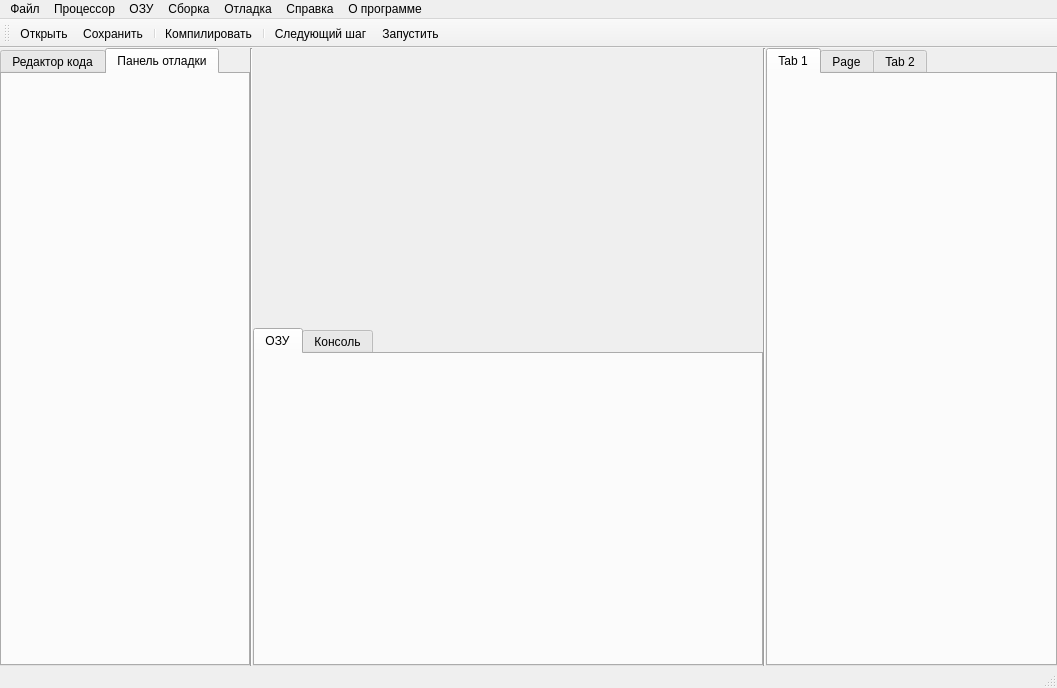
Before: the Qt Designer form mainwindow.ui in Buvaluy/VirtualMachine, drawn with Qt 5.
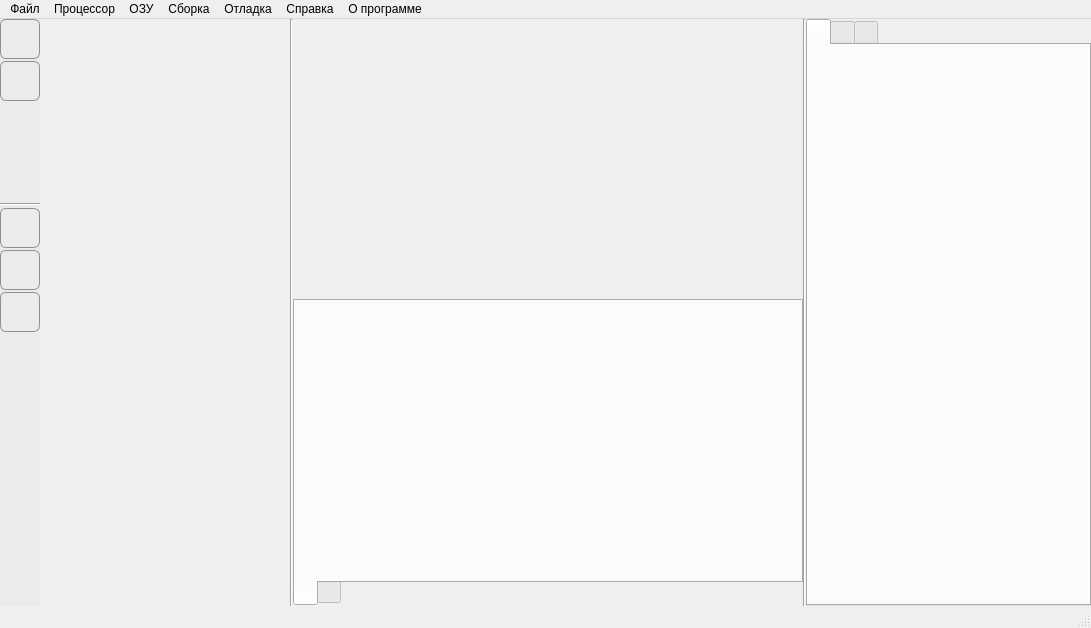
After: the same form once the commit is applied. The open tabs and pages were chosen to show the change. Icons and pictures are not drawn.

Commit message: Added new chaked for compile.

```diff
--- a/mainwindow.ui
+++ b/mainwindow.ui
@@ -6,8 +6,8 @@
    <rect>
     <x>0</x>
     <y>0</y>
-    <width>1057</width>
-    <height>688</height>
+    <width>1091</width>
+    <height>628</height>
    </rect>
   </property>
   <property name="windowTitle">
@@ -41,7 +41,353 @@
      <number>0</number>
     </property>
     <item>
-     <widget class="QTabWidget" name="tabWidget">
+     <widget class="QWidget" name="widget_3" native="true">
+      <property name="minimumSize">
+       <size>
+        <width>40</width>
+        <height>0</height>
+       </size>
+      </property>
+      <property name="maximumSize">
+       <size>
+        <width>40</width>
+        <height>16777215</height>
+       </size>
+      </property>
+      <property name="styleSheet">
+       <string notr="true">QWidget {
+	
+	background-color: rgb(235, 235, 235);
+}</string>
+      </property>
+      <layout class="QVBoxLayout" name="verticalLayout_9">
+       <property name="spacing">
+        <number>2</number>
+       </property>
+       <property name="leftMargin">
+        <number>0</number>
+       </property>
+       <property name="topMargin">
+        <number>0</number>
+       </property>
+       <property name="rightMargin">
+        <number>0</number>
+       </property>
+       <property name="bottomMargin">
+        <number>0</number>
+       </property>
+       <item>
+        <widget class="QPushButton" name="btnCode">
+         <property name="minimumSize">
+          <size>
+           <width>40</width>
+           <height>40</height>
+          </size>
+         </property>
+         <property name="maximumSize">
+          <size>
+           <width>40</width>
+           <height>40</height>
+          </size>
+         </property>
+         <property name="toolTip">
+          <string>Редактор кода</string>
+         </property>
+         <property name="styleSheet">
+          <string notr="true">QPushButton {
+    border: 1px solid #8f8f91;
+    border-radius: 6px;
+    background-color: qlineargradient(x1: 0, y1: 0, x2: 0, y2: 1,
+                                      stop: 0 #f6f7fa, stop: 1 #dadbde);
+}
+
+QPushButton:pressed {
+    background-color: qlineargradient(x1: 0, y1: 0, x2: 0, y2: 1,
+                                      stop: 0 #dadbde, stop: 1 #f6f7fa);
+}
+
+QPushButton:hover{
+    background-color: qlineargradient(x1: 0, y1: 0, x2: 0, y2: 1,
+                                      stop: 0 #dadbde, stop: 1 #f6f7fa);
+}</string>
+         </property>
+         <property name="text">
+          <string/>
+         </property>
+         <property name="icon">
+          <iconset resource="res.qrc">
+           <normaloff>:/images/сoding.png</normaloff>:/images/сoding.png</iconset>
+         </property>
+         <property name="iconSize">
+          <size>
+           <width>36</width>
+           <height>36</height>
+          </size>
+         </property>
+         <property name="checkable">
+          <bool>true</bool>
+         </property>
+         <property name="flat">
+          <bool>false</bool>
+         </property>
+        </widget>
+       </item>
+       <item>
+        <widget class="QPushButton" name="btnDebug">
+         <property name="minimumSize">
+          <size>
+           <width>40</width>
+           <height>40</height>
+          </size>
+         </property>
+         <property name="maximumSize">
+          <size>
+           <width>40</width>
+           <height>40</height>
+          </size>
+         </property>
+         <property name="toolTip">
+          <string>Отладочная панель</string>
+         </property>
+         <property name="styleSheet">
+          <string notr="true">QPushButton {
+    border: 1px solid #8f8f91;
+    border-radius: 6px;
+    background-color: qlineargradient(x1: 0, y1: 0, x2: 0, y2: 1,
+                                      stop: 0 #f6f7fa, stop: 1 #dadbde);
+}
+
+QPushButton:pressed {
+    background-color: qlineargradient(x1: 0, y1: 0, x2: 0, y2: 1,
+                                      stop: 0 #dadbde, stop: 1 #f6f7fa);
+}
+
+QPushButton:hover{
+    background-color: qlineargradient(x1: 0, y1: 0, x2: 0, y2: 1,
+                                      stop: 0 #dadbde, stop: 1 #f6f7fa);
+}</string>
+         </property>
+         <property name="text">
+          <string/>
+         </property>
+         <property name="icon">
+          <iconset resource="res.qrc">
+           <normaloff>:/images/debug.png</normaloff>:/images/debug.png</iconset>
+         </property>
+         <property name="iconSize">
+          <size>
+           <width>36</width>
+           <height>36</height>
+          </size>
+         </property>
+         <property name="checkable">
+          <bool>true</bool>
+         </property>
+         <property name="flat">
+          <bool>false</bool>
+         </property>
+        </widget>
+       </item>
+       <item>
+        <spacer name="verticalSpacer_2">
+         <property name="orientation">
+          <enum>Qt::Vertical</enum>
+         </property>
+         <property name="sizeType">
+          <enum>QSizePolicy::Fixed</enum>
+         </property>
+         <property name="sizeHint" stdset="0">
+          <size>
+           <width>20</width>
+           <height>100</height>
+          </size>
+         </property>
+        </spacer>
+       </item>
+       <item>
+        <widget class="Line" name="line">
+         <property name="orientation">
+          <enum>Qt::Horizontal</enum>
+         </property>
+        </widget>
+       </item>
+       <item>
+        <widget class="QPushButton" name="btnCompile">
+         <property name="minimumSize">
+          <size>
+           <width>0</width>
+           <height>40</height>
+          </size>
+         </property>
+         <property name="maximumSize">
+          <size>
+           <width>40</width>
+           <height>40</height>
+          </size>
+         </property>
+         <property name="toolTip">
+          <string>Собрать решение</string>
+         </property>
+         <property name="styleSheet">
+          <string notr="true">QPushButton {
+    border: 1px solid #8f8f91;
+    border-radius: 6px;
+    background-color: qlineargradient(x1: 0, y1: 0, x2: 0, y2: 1,
+                                      stop: 0 #f6f7fa, stop: 1 #dadbde);
+}
+
+QPushButton:pressed {
+    background-color: qlineargradient(x1: 0, y1: 0, x2: 0, y2: 1,
+                                      stop: 0 #dadbde, stop: 1 #f6f7fa);
+}
+
+QPushButton:hover{
+    background-color: qlineargradient(x1: 0, y1: 0, x2: 0, y2: 1,
+                                      stop: 0 #dadbde, stop: 1 #f6f7fa);
+}</string>
+         </property>
+         <property name="text">
+          <string/>
+         </property>
+         <property name="icon">
+          <iconset resource="res.qrc">
+           <normaloff>:/images/settings.png</normaloff>:/images/settings.png</iconset>
+         </property>
+         <property name="iconSize">
+          <size>
+           <width>36</width>
+           <height>36</height>
+          </size>
+         </property>
+         <property name="flat">
+          <bool>false</bool>
+         </property>
+        </widget>
+       </item>
+       <item>
+        <widget class="QPushButton" name="btnRun">
+         <property name="minimumSize">
+          <size>
+           <width>40</width>
+           <height>40</height>
+          </size>
+         </property>
+         <property name="maximumSize">
+          <size>
+           <width>40</width>
+           <height>40</height>
+          </size>
+         </property>
+         <property name="toolTip">
+          <string>Быстрый запуск</string>
+         </property>
+         <property name="styleSheet">
+          <string notr="true">QPushButton {
+    border: 1px solid #8f8f91;
+    border-radius: 6px;
+    background-color: qlineargradient(x1: 0, y1: 0, x2: 0, y2: 1,
+                                      stop: 0 #f6f7fa, stop: 1 #dadbde);
+}
+
+QPushButton:pressed {
+    background-color: qlineargradient(x1: 0, y1: 0, x2: 0, y2: 1,
+                                      stop: 0 #dadbde, stop: 1 #f6f7fa);
+}
+
+QPushButton:hover{
+    background-color: qlineargradient(x1: 0, y1: 0, x2: 0, y2: 1,
+                                      stop: 0 #dadbde, stop: 1 #f6f7fa);
+}</string>
+         </property>
+         <property name="text">
+          <string/>
+         </property>
+         <property name="icon">
+          <iconset resource="res.qrc">
+           <normaloff>:/images/go.png</normaloff>:/images/go.png</iconset>
+         </property>
+         <property name="iconSize">
+          <size>
+           <width>36</width>
+           <height>36</height>
+          </size>
+         </property>
+         <property name="flat">
+          <bool>false</bool>
+         </property>
+        </widget>
+       </item>
+       <item>
+        <widget class="QPushButton" name="btnNext">
+         <property name="minimumSize">
+          <size>
+           <width>40</width>
+           <height>40</height>
+          </size>
+         </property>
+         <property name="maximumSize">
+          <size>
+           <width>40</width>
+           <height>40</height>
+          </size>
+         </property>
+         <property name="toolTip">
+          <string>Следующий шаг</string>
+         </property>
+         <property name="styleSheet">
+          <string notr="true">QPushButton {
+    border: 1px solid #8f8f91;
+    border-radius: 6px;
+    background-color: qlineargradient(x1: 0, y1: 0, x2: 0, y2: 1,
+                                      stop: 0 #f6f7fa, stop: 1 #dadbde);
+}
+
+QPushButton:pressed {
+    background-color: qlineargradient(x1: 0, y1: 0, x2: 0, y2: 1,
+                                      stop: 0 #dadbde, stop: 1 #f6f7fa);
+}
+
+QPushButton:hover{
+    background-color: qlineargradient(x1: 0, y1: 0, x2: 0, y2: 1,
+                                      stop: 0 #dadbde, stop: 1 #f6f7fa);
+}</string>
+         </property>
+         <property name="text">
+          <string/>
+         </property>
+         <property name="icon">
+          <iconset resource="res.qrc">
+           <normaloff>:/images/step.png</normaloff>:/images/step.png</iconset>
+         </property>
+         <property name="iconSize">
+          <size>
+           <width>36</width>
+           <height>36</height>
+          </size>
+         </property>
+         <property name="flat">
+          <bool>false</bool>
+         </property>
+        </widget>
+       </item>
+       <item>
+        <spacer name="verticalSpacer">
+         <property name="orientation">
+          <enum>Qt::Vertical</enum>
+         </property>
+         <property name="sizeHint" stdset="0">
+          <size>
+           <width>20</width>
+           <height>40</height>
+          </size>
+         </property>
+        </spacer>
+       </item>
+      </layout>
+     </widget>
+    </item>
+    <item>
+     <widget class="QStackedWidget" name="stackedWidget">
       <property name="minimumSize">
        <size>
         <width>250</width>
@@ -57,10 +403,7 @@
       <property name="currentIndex">
        <number>0</number>
       </property>
-      <widget class="QWidget" name="tab_3">
-       <attribute name="title">
-        <string>Редактор кода</string>
-       </attribute>
+      <widget class="QWidget" name="page">
        <layout class="QVBoxLayout" name="verticalLayout_8">
         <property name="spacing">
          <number>0</number>
@@ -86,11 +429,8 @@
         </item>
        </layout>
       </widget>
-      <widget class="QWidget" name="tab_4">
-       <attribute name="title">
-        <string>Панель отладки</string>
-       </attribute>
-       <layout class="QVBoxLayout" name="verticalLayout_10">
+      <widget class="QWidget" name="page_2">
+       <layout class="QVBoxLayout" name="verticalLayout">
         <property name="spacing">
          <number>0</number>
         </property>
@@ -216,11 +556,23 @@
           <height>16777215</height>
          </size>
         </property>
+        <property name="tabPosition">
+         <enum>QTabWidget::South</enum>
+        </property>
         <property name="currentIndex">
          <number>0</number>
         </property>
+        <property name="iconSize">
+         <size>
+          <width>30</width>
+          <height>30</height>
+         </size>
+        </property>
         <widget class="QWidget" name="tab">
          <attribute name="title">
+          <string/>
+         </attribute>
+         <attribute name="toolTip">
           <string>ОЗУ</string>
          </attribute>
          <layout class="QVBoxLayout" name="verticalLayout_3">
@@ -271,6 +623,9 @@
         </widget>
         <widget class="QWidget" name="tab_2">
          <attribute name="title">
+          <string/>
+         </attribute>
+         <attribute name="toolTip">
           <string>Консоль</string>
          </attribute>
          <layout class="QVBoxLayout" name="verticalLayout_7">
@@ -292,28 +647,37 @@
     </item>
     <item>
      <widget class="QTabWidget" name="tabDevise">
+      <property name="tabPosition">
+       <enum>QTabWidget::North</enum>
+      </property>
       <property name="currentIndex">
        <number>0</number>
       </property>
       <property name="iconSize">
        <size>
-        <width>36</width>
-        <height>36</height>
+        <width>30</width>
+        <height>30</height>
        </size>
       </property>
       <widget class="QWidget" name="tab_6">
        <attribute name="title">
-        <string>Tab 1</string>
+        <string/>
+       </attribute>
+       <attribute name="toolTip">
+        <string>Внешние устройства</string>
        </attribute>
       </widget>
       <widget class="QWidget" name="tab_8">
        <attribute name="title">
-        <string>Page</string>
+        <string/>
+       </attribute>
+       <attribute name="toolTip">
+        <string>Микрокоманды</string>
        </attribute>
       </widget>
       <widget class="QWidget" name="tab_7">
        <attribute name="title">
-        <string>Tab 2</string>
+        <string/>
        </attribute>
       </widget>
      </widget>
@@ -330,7 +694,7 @@
     <rect>
      <x>0</x>
      <y>0</y>
-     <width>1057</width>
+     <width>1091</width>
      <height>21</height>
     </rect>
    </property>
@@ -388,21 +752,6 @@
    <addaction name="menu_6"/>
    <addaction name="menu_7"/>
   </widget>
-  <widget class="QToolBar" name="mainToolBar">
-   <attribute name="toolBarArea">
-    <enum>TopToolBarArea</enum>
-   </attribute>
-   <attribute name="toolBarBreak">
-    <bool>false</bool>
-   </attribute>
-   <addaction name="actionOpen"/>
-   <addaction name="actionSave"/>
-   <addaction name="separator"/>
-   <addaction name="actionCompiler"/>
-   <addaction name="separator"/>
-   <addaction name="actionNext"/>
-   <addaction name="actionRun"/>
-  </widget>
   <widget class="QStatusBar" name="statusBar"/>
   <action name="actionCompiler">
    <property name="text">
```
Left out of the diff: 57 changed lines with no effect on the pictures. The commit also changes 56 other files.
